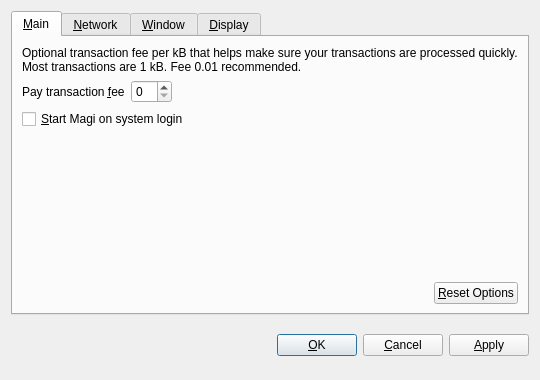
This is src/qt/forms/optionsdialog.ui in jondow72/peercoin as Qt 5 draws it before an edit. The edited form follows.
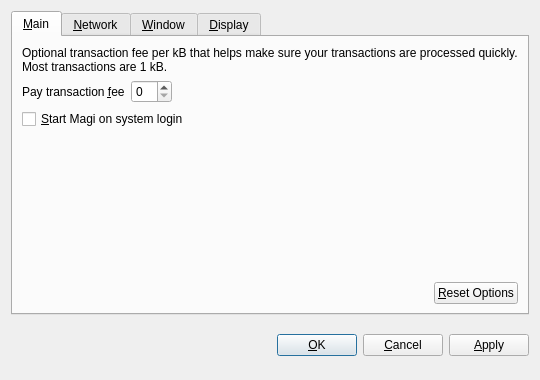
This is the edited form. Custom widgets are drawn as their Qt base class.

Commit message:
qt: remove fee recommendation in settings
This value gets stale really quickly, do not hardcode it into a message.
Completely remove it for now.
Later on, a mechanism will be added to determine fees based on the mempool.

Closes #2576

What changed in the file:
```diff
--- a/src/qt/forms/optionsdialog.ui
+++ b/src/qt/forms/optionsdialog.ui
@@ -33,7 +33,7 @@
        <item>
         <widget class="QLabel" name="transactionFeeInfoLabel">
          <property name="text">
-          <string>Optional transaction fee per kB that helps make sure your transactions are processed quickly. Most transactions are 1 kB. Fee 0.01 recommended.</string>
+          <string>Optional transaction fee per kB that helps make sure your transactions are processed quickly. Most transactions are 1 kB.</string>
          </property>
          <property name="textFormat">
           <enum>Qt::PlainText</enum>
```
